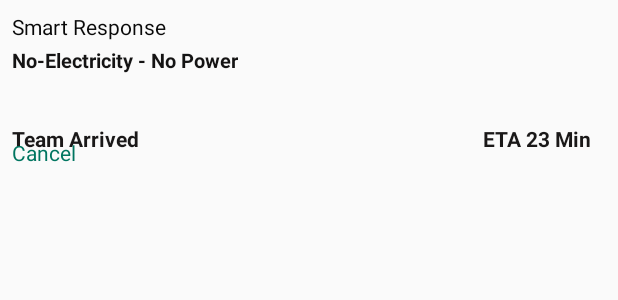
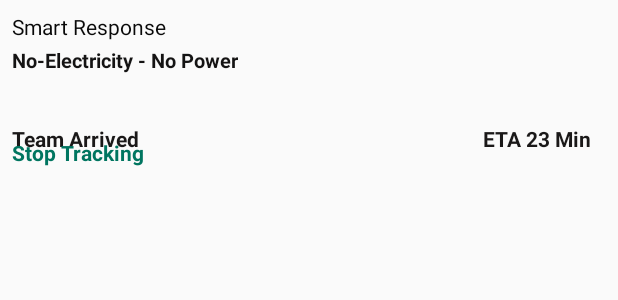
Before and after one commit to AsadAbbas12/AsadExerciseByGBath, an Android app built with Jetpack Compose: the layout custom_notification_expand.xml on its own in the app's theme, with its tools: preview values and no code run, on a phone screen of 412 x 824 dp. Shown: the top 300 px of the screen. Run offline under Robolectric (Android 15) with nearby library versions, the phone set to English and light mode, and no system bars.

```diff
--- a/app/src/main/res/layout/custom_notification_expand.xml
+++ b/app/src/main/res/layout/custom_notification_expand.xml
@@ -64,6 +64,7 @@
         android:layout_marginBottom="4dp"
         android:text="Mark as complete"
         android:textColor="@color/teal_200"
+        android:textStyle="bold"
         android:visibility="gone" />
 
     <TextView
@@ -74,7 +75,8 @@
         android:layout_alignParentLeft="true"
         android:layout_marginTop="10dp"
         android:layout_marginBottom="4dp"
-        android:text="Cancel"
+        android:text="Stop Tracking"
         android:textColor="@color/teal_200"
+        android:textStyle="bold"
         android:visibility="visible" />
 </RelativeLayout>
```
Also changed, not shown: app/src/main/java/com/task/asadexercise/base/CarProgressNotificationHelper.kt (+16 -13 lines).
